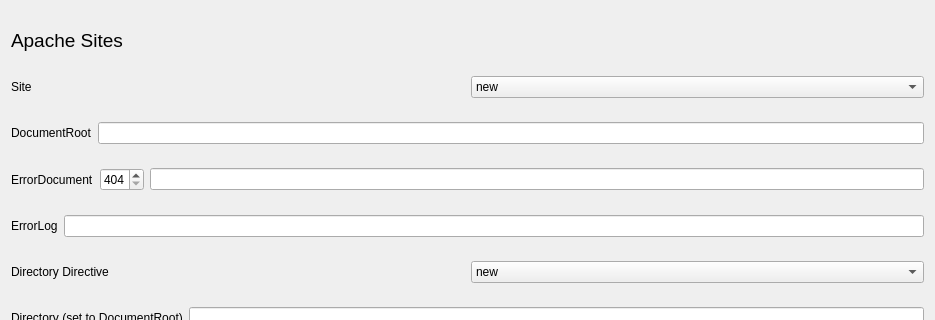
Qt form apache_window.ui (kubekpop/slm) before a commit; both pictures show x 0 to 935 and y 0 to 320 of the 935 by 538 pixel window.
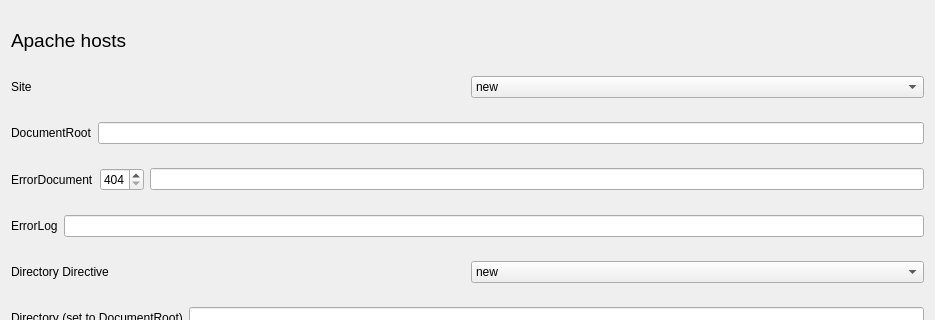
The same form after that commit.

What changed in the file:
```diff
--- a/apache_window.ui
+++ b/apache_window.ui
@@ -162,7 +162,7 @@
       </font>
      </property>
      <property name="text">
-      <string>Apache Sites</string>
+      <string>Apache hosts</string>
      </property>
     </widget>
    </item>
```
Left out of the diff: 2 changed lines with no effect on the pictures.
